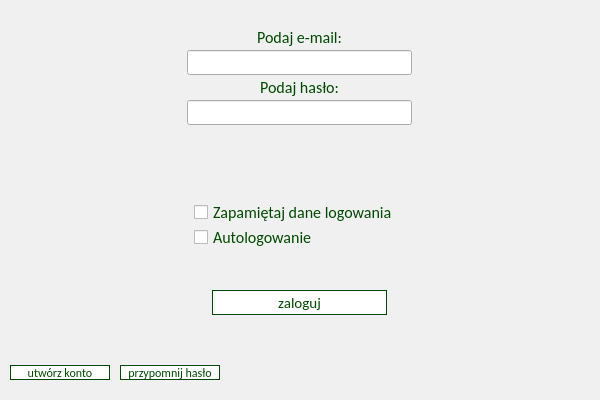
Above: Forms/logwin.ui from CodeBau/WiP before the change. Below: the same form after it.
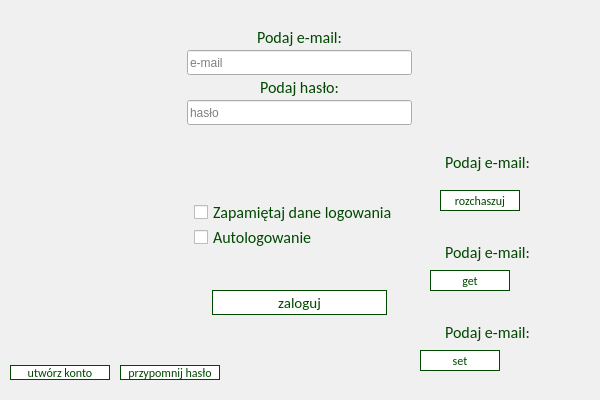
That is the form after the change.

The edit to the form file:
```diff
--- a/Forms/logwin.ui
+++ b/Forms/logwin.ui
@@ -181,8 +181,17 @@
       <height>25</height>
      </rect>
     </property>
+    <property name="inputMask">
+     <string/>
+    </property>
+    <property name="text">
+     <string/>
+    </property>
     <property name="maxLength">
-     <number>320</number>
+     <number>32767</number>
+    </property>
+    <property name="placeholderText">
+     <string>e-mail</string>
     </property>
    </widget>
    <widget class="QLineEdit" name="LogWin_Edit_pswd">
@@ -194,8 +203,14 @@
       <height>25</height>
      </rect>
     </property>
+    <property name="inputMask">
+     <string/>
+    </property>
     <property name="maxLength">
-     <number>25</number>
+     <number>32767</number>
+    </property>
+    <property name="placeholderText">
+     <string>hasło</string>
     </property>
    </widget>
    <widget class="QCheckBox" name="LogWin_CheckBox_logdata">
@@ -243,6 +258,93 @@
      <bool>true</bool>
     </property>
    </widget>
+   <widget class="QPushButton" name="set">
+    <property name="geometry">
+     <rect>
+      <x>420</x>
+      <y>350</y>
+      <width>80</width>
+      <height>21</height>
+     </rect>
+    </property>
+    <property name="text">
+     <string>set</string>
+    </property>
+   </widget>
+   <widget class="QLabel" name="moje">
+    <property name="geometry">
+     <rect>
+      <x>400</x>
+      <y>320</y>
+      <width>175</width>
+      <height>25</height>
+     </rect>
+    </property>
+    <property name="text">
+     <string>Podaj e-mail:</string>
+    </property>
+    <property name="alignment">
+     <set>Qt::AlignCenter</set>
+    </property>
+   </widget>
+   <widget class="QPushButton" name="get">
+    <property name="geometry">
+     <rect>
+      <x>430</x>
+      <y>270</y>
+      <width>80</width>
+      <height>21</height>
+     </rect>
+    </property>
+    <property name="text">
+     <string>get</string>
+    </property>
+   </widget>
+   <widget class="QLabel" name="moje_2">
+    <property name="geometry">
+     <rect>
+      <x>400</x>
+      <y>240</y>
+      <width>175</width>
+      <height>25</height>
+     </rect>
+    </property>
+    <property name="text">
+     <string>Podaj e-mail:</string>
+    </property>
+    <property name="alignment">
+     <set>Qt::AlignCenter</set>
+    </property>
+   </widget>
+   <widget class="QPushButton" name="get_2">
+    <property name="geometry">
+     <rect>
+      <x>440</x>
+      <y>190</y>
+      <width>80</width>
+      <height>21</height>
+     </rect>
+    </property>
+    <property name="text">
+     <string>rozchaszuj</string>
+    </property>
+   </widget>
+   <widget class="QLabel" name="moje_3">
+    <property name="geometry">
+     <rect>
+      <x>400</x>
+      <y>150</y>
+      <width>175</width>
+      <height>25</height>
+     </rect>
+    </property>
+    <property name="text">
+     <string>Podaj e-mail:</string>
+    </property>
+    <property name="alignment">
+     <set>Qt::AlignCenter</set>
+    </property>
+   </widget>
   </widget>
  </widget>
  <resources/>
```
